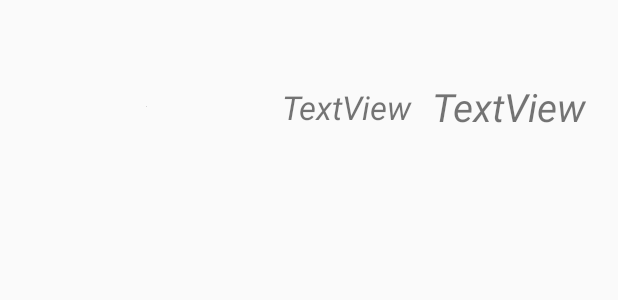
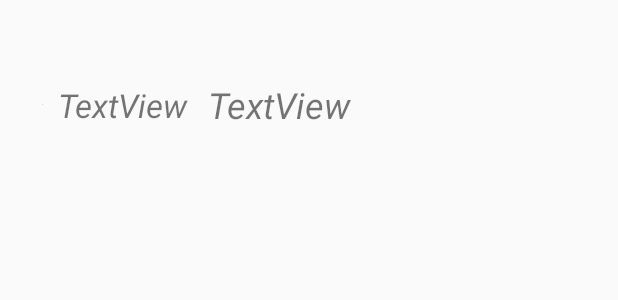
Before and after one commit to AlejandroPerezGarcia/PruebaKotlin, an Android app: the layout heroe_list.xml on its own in the app's theme, with its tools: preview values and no code run, on a phone screen of 412 x 824 dp. Shown: the top 300 px of the screen. Run offline under Robolectric (Android 15) with nearby library versions, the phone set to English and light mode, and no system bars.

Commit message:
cambio menores

```diff
--- a/app/src/main/res/layout/heroe_list.xml
+++ b/app/src/main/res/layout/heroe_list.xml
@@ -14,15 +14,13 @@
         android:id="@+id/textViewId"
         android:layout_width="wrap_content"
         android:layout_height="wrap_content"
-        android:layout_marginStart="180dp"
-        android:layout_marginTop="45dp"
-        android:layout_marginBottom="45dp"
+        android:layout_marginStart="10dp"
         android:text="TextView"
         android:textSize="22dp"
         android:textStyle="italic"
-        app:layout_constraintBottom_toBottomOf="parent"
-        app:layout_constraintStart_toStartOf="parent"
-        app:layout_constraintTop_toTopOf="parent" />
+        app:layout_constraintBottom_toBottomOf="@+id/imageViewImages"
+        app:layout_constraintStart_toEndOf="@+id/imageViewImages"
+        app:layout_constraintTop_toTopOf="@+id/imageViewImages" />
 
     <TextView
         android:id="@+id/textViewName"
@@ -32,7 +30,7 @@
         android:layout_marginTop="45dp"
         android:layout_marginBottom="45dp"
         android:text="TextView"
-        android:textSize="26dp"
+        android:textSize="24dp"
         android:textStyle="italic"
         app:layout_constraintBottom_toBottomOf="@+id/textViewId"
         app:layout_constraintStart_toEndOf="@+id/textViewId"
```
